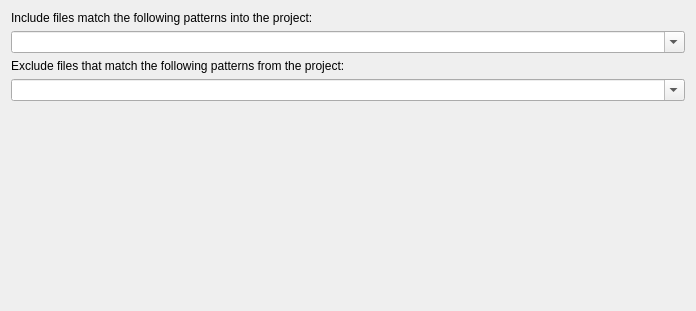
First picture: the form in plugins/genericprojectmanager/genericprojectmanagersettings.ui, repository KDE/kdevelop, before the edit.
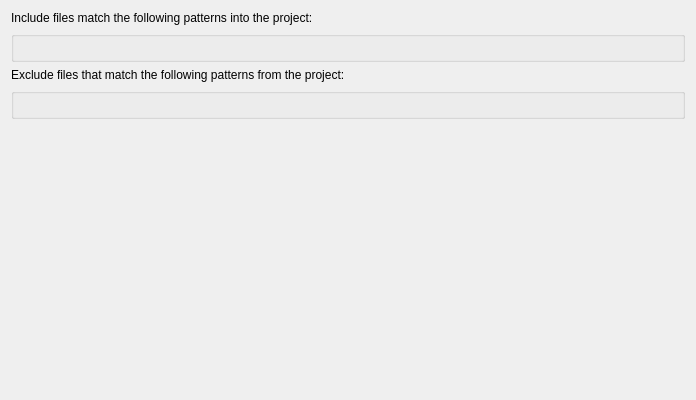
Second picture: the form after the edit. Custom widgets are drawn as their Qt base class.

Commit message: use a KEditListbox for configuring the include/exclude paths

Diff of the .ui file:
```diff
--- a/plugins/genericprojectmanager/genericprojectmanagersettings.ui
+++ b/plugins/genericprojectmanager/genericprojectmanagersettings.ui
@@ -1,12 +1,12 @@
 <ui version="4.0" >
  <class>GenericProjectManagerSettings</class>
- <widget class="QWidget" name="GenericProjectManagerSettings" >
-  <property name="geometry" >
+ <widget class="QWidget" name="GenericProjectManagerSettings">
+  <property name="geometry">
    <rect>
     <x>0</x>
     <y>0</y>
     <width>696</width>
-    <height>311</height>
+    <height>400</height>
    </rect>
   </property>
   <layout class="QVBoxLayout" name="verticalLayout" >
@@ -18,14 +18,7 @@
     </widget>
    </item>
    <item>
-    <widget class="QComboBox" name="kcfg_includes" >
-     <property name="editable" >
-      <bool>true</bool>
-     </property>
-     <property name="frame" >
-      <bool>true</bool>
-     </property>
-    </widget>
+    <widget class="KEditListBox" name="kcfg_includes"/>
    </item>
    <item>
     <widget class="QLabel" name="label_2" >
@@ -35,14 +28,7 @@
     </widget>
    </item>
    <item>
-    <widget class="QComboBox" name="kcfg_excludes" >
-     <property name="editable" >
-      <bool>true</bool>
-     </property>
-     <property name="frame" >
-      <bool>true</bool>
-     </property>
-    </widget>
+    <widget class="KEditListBox" name="kcfg_excludes"/>
    </item>
    <item>
     <spacer name="verticalSpacer" >
@@ -59,6 +45,13 @@
    </item>
   </layout>
  </widget>
+ <customwidgets>
+  <customwidget>
+   <class>KEditListBox</class>
+   <extends>QGroupBox</extends>
+   <header>keditlistbox.h</header>
+  </customwidget>
+ </customwidgets>
  <resources/>
  <connections/>
 </ui>
```
Left out of the diff: 19 changed lines with no effect on the pictures. The commit also changes 1 other file.
